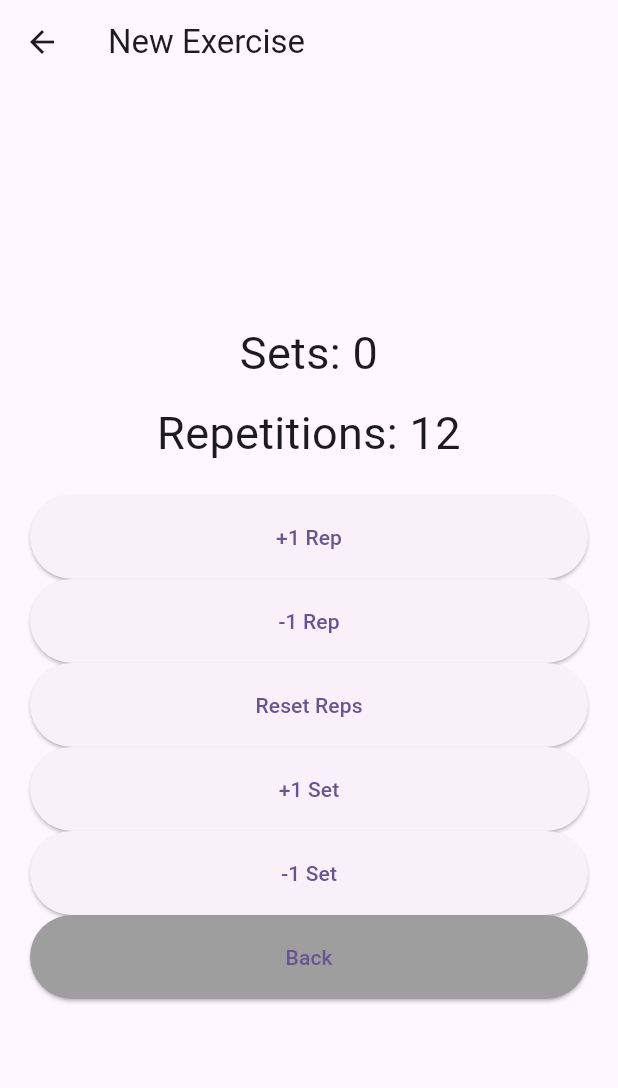
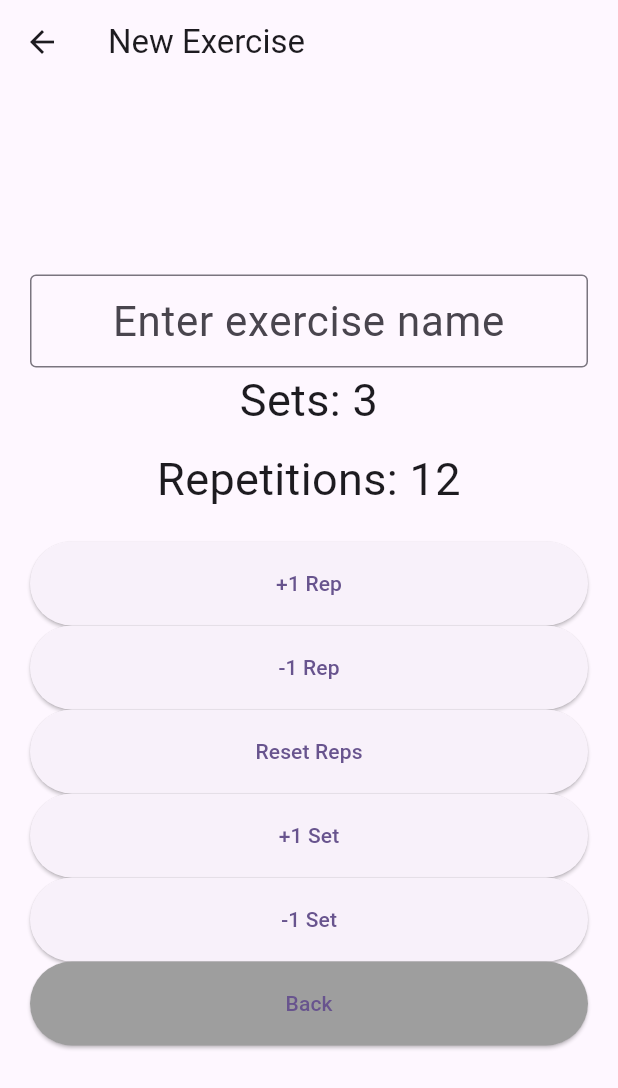
Before and after one commit to IRF1991/GrowFit, a Flutter app: the NewExerciseScreen screen opened by its route, after a tap on "+1 Rep", after a tap on "-1 Rep", on a phone screen of 412 x 824 dp. Shown: the top 1088 px of the screen. Run offline on Flutter 3.47's test engine with Material 3 defaults, Android fonts, the light colour scheme and no system bars.

Commit message:
TextField added to new_exercise_screen.dart: - _exerciseNameController TextField added to new_exercise_screen.dart - updated comments and spacing to better compression

```diff
--- a/growfit_flutter/lib/screens/exercise_screen.dart
+++ b/growfit_flutter/lib/screens/exercise_screen.dart
@@ -2,8 +2,8 @@
 
 import 'package:flutter/material.dart';
 
-/// Pantalla de detalles de ejercicio.
-/// (Pendiente de implementar lógica y UI).
+/// Screen to view and edit an exercise.
+/// (Logic and UI pending implementation.)
 class ExerciseScreen extends StatelessWidget {
   const ExerciseScreen({super.key});
 
@@ -12,6 +12,7 @@ class ExerciseScreen extends StatelessWidget {
     return Scaffold(
       appBar: AppBar(title: const Text('Exercise')),
       body: const Center(
+        // Placeholder for exercise details and editing UI
         child: Text(
           'Exercise Screen (to be implemented)',
           style: TextStyle(fontSize: 22),
--- a/growfit_flutter/lib/screens/new_exercise_screen.dart
+++ b/growfit_flutter/lib/screens/new_exercise_screen.dart
@@ -1,6 +1,9 @@
-// Pantalla NewExerciseScreen migrada desde Kivy
+
+/// Screen for creating a new exercise.
+/// Allows the user to set sets and repetitions, and navigate back.
 
 import 'package:flutter/material.dart';
+import 'package:growfit_flutter/logic/counter_utils.dart';
 
 /// Pantalla para crear un nuevo ejercicio.
 /// Permite modificar sets y repeticiones, y volver atrás.
@@ -12,18 +15,20 @@ class NewExerciseScreen extends StatefulWidget {
 }
 
 class _NewExerciseScreenState extends State<NewExerciseScreen> {
+
+  final TextEditingController _exerciseNameController = TextEditingController();
   int repsCounter = 12;
-  int setsCounter = 0;
+  int setsCounter = 3;
 
   void incrementReps() {
     setState(() {
-      repsCounter++;
+      repsCounter = incrementCounter(repsCounter);
     });
   }
 
   void decrementReps() {
     setState(() {
-      if (repsCounter > 0) repsCounter--;
+      repsCounter = reduceCounter(repsCounter);
     });
   }
 
@@ -35,13 +40,13 @@ class _NewExerciseScreenState extends State<NewExerciseScreen> {
 
   void incrementSets() {
     setState(() {
-      setsCounter++;
+      setsCounter = incrementCounter(setsCounter);
     });
   }
 
   void decrementSets() {
     setState(() {
-      if (setsCounter > 0) setsCounter--;
+      setsCounter = reduceCounter(setsCounter);
     });
   }
 
@@ -55,43 +60,73 @@ class _NewExerciseScreenState extends State<NewExerciseScreen> {
           mainAxisAlignment: MainAxisAlignment.center,
           crossAxisAlignment: CrossAxisAlignment.stretch,
           children: [
+
+            // Input field for exercise name
+            TextField(
+              controller: _exerciseNameController,
+              textAlign: TextAlign.center,
+              style: const TextStyle(fontSize: 28),
+              maxLength: 28,
+              decoration: const InputDecoration(
+                hintText: 'Enter exercise name',
+                border: OutlineInputBorder(),
+                contentPadding: EdgeInsets.symmetric(vertical: 10),
+                counterText: '',
+              ),
+            ),
+
+            // Display current number of sets
             Text(
               'Sets: $setsCounter',
               textAlign: TextAlign.center,
               style: const TextStyle(fontSize: 30),
             ),
             const SizedBox(height: 10),
+
+            // Display current number of repetitions
             Text(
               'Repetitions: $repsCounter',
               textAlign: TextAlign.center,
               style: const TextStyle(fontSize: 30),
             ),
             const SizedBox(height: 20),
+
+            // Button to increment repetitions
             ElevatedButton(
               onPressed: incrementReps,
               style: ElevatedButton.styleFrom(padding: const EdgeInsets.symmetric(vertical: 18)),
               child: const Text('+1 Rep'),
             ),
+
+            // Button to decrement repetitions
             ElevatedButton(
               onPressed: decrementReps,
               style: ElevatedButton.styleFrom(padding: const EdgeInsets.symmetric(vertical: 18)),
               child: const Text('-1 Rep'),
             ),
+
+            // Button to reset repetitions to default value
             ElevatedButton(
               onPressed: resetReps,
               style: ElevatedButton.styleFrom(padding: const EdgeInsets.symmetric(vertical: 18)),
               child: const Text('Reset Reps'),
             ),
+
+            // Button to increment sets
             ElevatedButton(
               onPressed: incrementSets,
               style: ElevatedButton.styleFrom(padding: const EdgeInsets.symmetric(vertical: 18)),
               child: const Text('+1 Set'),
             ),
+
+            // Button to decrement sets
             ElevatedButton(
               onPressed: decrementSets,
               style: ElevatedButton.styleFrom(padding: const EdgeInsets.symmetric(vertical: 18)),
               child: const Text('-1 Set'),
             ),
+
+            // Button to go back to the previous screen
             ElevatedButton(
               onPressed: () {
                 Navigator.pushNamedAndRemoveUntil(context, '/new_routine', (route) => false);
--- a/growfit_flutter/lib/screens/routine_screen.dart
+++ b/growfit_flutter/lib/screens/routine_screen.dart
@@ -2,8 +2,8 @@
 
 import 'package:flutter/material.dart';
 
-/// Pantalla de detalles de rutina.
-/// (Pendiente de implementar lógica y UI).
+/// Screen to display the details of a routine and its exercises.
+/// (Logic and UI pending implementation.)
 class RoutineScreen extends StatelessWidget {
   const RoutineScreen({super.key});
 
@@ -12,6 +12,7 @@ class RoutineScreen extends StatelessWidget {
     return Scaffold(
       appBar: AppBar(title: const Text('Routine')),
       body: const Center(
+        // Placeholder for routine details and exercises list
         child: Text(
           'Routine Screen (to be implemented)',
           style: TextStyle(fontSize: 22),
```
Also changed, not shown: growfit_flutter/lib/data_management/device_id_manager.dart (+4 -4 lines), growfit_flutter/lib/dev_screens/developer_tools_screen.dart (+5 -5 lines), growfit_flutter/lib/logic/counter_utils.dart (+6 -1 lines), growfit_flutter/lib/screens/main_screen.dart (+7 -2 lines), growfit_flutter/lib/screens/new_routine_screen.dart (+9 -2 lines).
